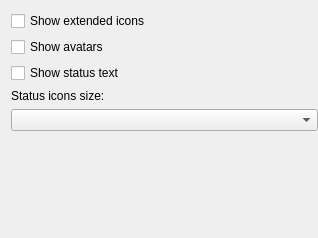
This is src/corelayers/contactlist/settings/simplecontactlistsettings.ui in euroelessar/qutim as Qt 5 draws it before an edit. The edited form follows.
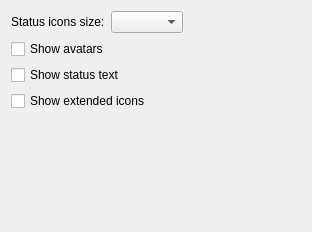
This is the edited form.

Commit message: Added settings to choose which extended statuses icons are shown in contact list

```diff
--- a/src/corelayers/contactlist/settings/simplecontactlistsettings.ui
+++ b/src/corelayers/contactlist/settings/simplecontactlistsettings.ui
@@ -6,64 +6,54 @@
    <rect>
     <x>0</x>
     <y>0</y>
-    <width>318</width>
-    <height>238</height>
+    <width>312</width>
+    <height>232</height>
    </rect>
   </property>
   <property name="windowTitle">
    <string>Form</string>
   </property>
-  <layout class="QGridLayout" name="gridLayout">
+  <layout class="QFormLayout" name="layout">
+   <property name="fieldGrowthPolicy">
+    <enum>QFormLayout::ExpandingFieldsGrow</enum>
+   </property>
    <property name="rightMargin">
     <number>0</number>
    </property>
    <property name="bottomMargin">
     <number>0</number>
    </property>
-   <item row="9" column="0">
-    <spacer name="verticalSpacer">
-     <property name="orientation">
-      <enum>Qt::Vertical</enum>
-     </property>
-     <property name="sizeHint" stdset="0">
-      <size>
-       <width>20</width>
-       <height>40</height>
-      </size>
-     </property>
-    </spacer>
-   </item>
-   <item row="4" column="0">
-    <widget class="QCheckBox" name="extendedInfoBox">
-     <property name="text">
-      <string>Show extended icons</string>
-     </property>
-    </widget>
-   </item>
-   <item row="5" column="0">
-    <widget class="QCheckBox" name="avatarsBox">
-     <property name="text">
-      <string>Show avatars</string>
-     </property>
-    </widget>
-   </item>
-   <item row="7" column="0">
+   <item row="0" column="0">
     <widget class="QLabel" name="label">
      <property name="text">
       <string>Status icons size:</string>
      </property>
     </widget>
    </item>
-   <item row="8" column="0">
+   <item row="0" column="1">
     <widget class="QComboBox" name="sizesBox"/>
    </item>
-   <item row="6" column="0">
+   <item row="1" column="0" colspan="2">
+    <widget class="QCheckBox" name="avatarsBox">
+     <property name="text">
+      <string>Show avatars</string>
+     </property>
+    </widget>
+   </item>
+   <item row="2" column="0" colspan="2">
     <widget class="QCheckBox" name="statusBox">
      <property name="text">
       <string>Show status text</string>
      </property>
     </widget>
    </item>
+   <item row="3" column="0" colspan="2">
+    <widget class="QCheckBox" name="extendedInfoBox">
+     <property name="text">
+      <string>Show extended icons</string>
+     </property>
+    </widget>
+   </item>
   </layout>
  </widget>
  <resources/>
```
The commit also changes 7 other files.
